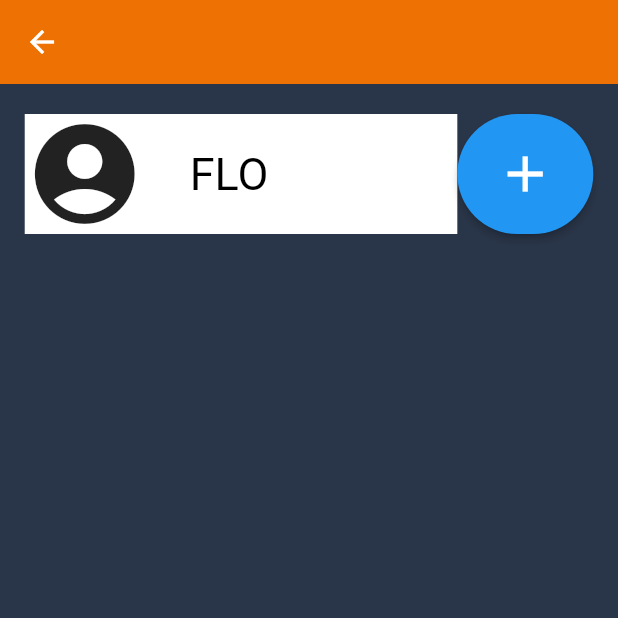
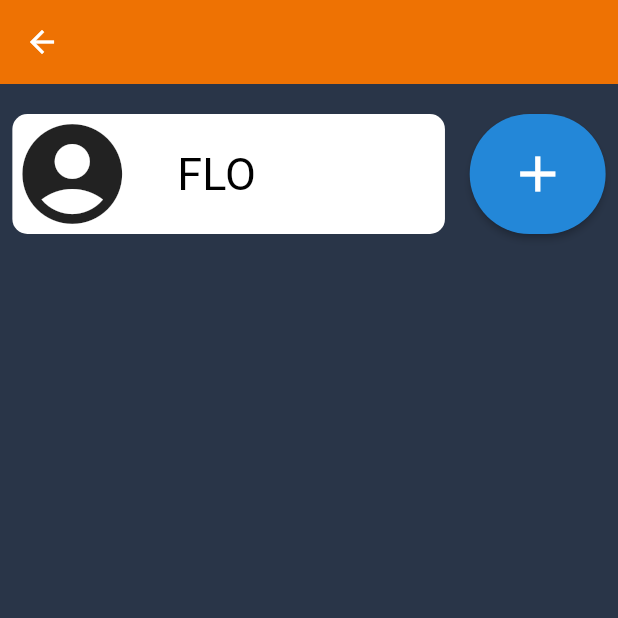
Before and after one commit to florianpoteau/App-reseau-musculation-mobile, a Flutter app: the Messagerie screen opened directly, on a phone screen of 412 x 824 dp, the top half of it. Run offline on Flutter 3.47's test engine with Material 2 defaults, Android fonts, the light colour scheme and no system bars; our stand-ins replace dio, flutter_secure_storage; missing offline and left inert: test; accounts and stored records are empty.

Commit message:
feat(Button add)

```diff
--- a/lib/screen/Messagerie/messagerie.dart
+++ b/lib/screen/Messagerie/messagerie.dart
@@ -26,11 +26,10 @@ class _MessagerieState extends State<Messagerie> {
                   minHeight: 80.0,
                 ),
                 child: Row(
-                  mainAxisAlignment: MainAxisAlignment.center,
+                  mainAxisAlignment: MainAxisAlignment.spaceAround,
                   children: [
                     Container(
                       width: MediaQuery.of(context).size.width * 0.7,
-                      color: Colors.white,
                       child: Row(
                         children: [
                           Icon(
@@ -43,6 +42,10 @@ class _MessagerieState extends State<Messagerie> {
                             style: TextStyle(fontSize: 30),
                           ),
                         ],
+                      ),
+                      decoration: BoxDecoration(
+                        borderRadius: BorderRadius.circular(10.0),
+                        color: Colors.white,
                       ),
                     ),
                     new ConstrainedBox(
@@ -64,6 +67,8 @@ class _MessagerieState extends State<Messagerie> {
                                 borderRadius: BorderRadius.circular(80),
                               ),
                             ),
+                            backgroundColor: MaterialStateProperty.all<Color>(
+                                Color.fromARGB(255, 35, 135, 216)),
                           ),
                         ),
                       ),
--- a/lib/services/AuthRegister/authRegister.dart
+++ b/lib/services/AuthRegister/authRegister.dart
@@ -13,7 +13,7 @@ class AuthRegister {
     };
     try {
       final response = await dio.post(
-        'http://192.168.0.34:8000/api/users',
+        'http://192.168.0.108:8000/api/users',
         data: registerAuthData,
       );
       if (response.statusCode == 201) {
--- a/lib/services/authToken/fetchToken.dart
+++ b/lib/services/authToken/fetchToken.dart
@@ -15,7 +15,7 @@ class Service {
 
     try {
       final response = await dio.post(
-        'http://192.168.0.34:8000/api/login_check',
+        'http://192.168.0.108:8000/api/login_check',
         data: authData,
       );
 
```
